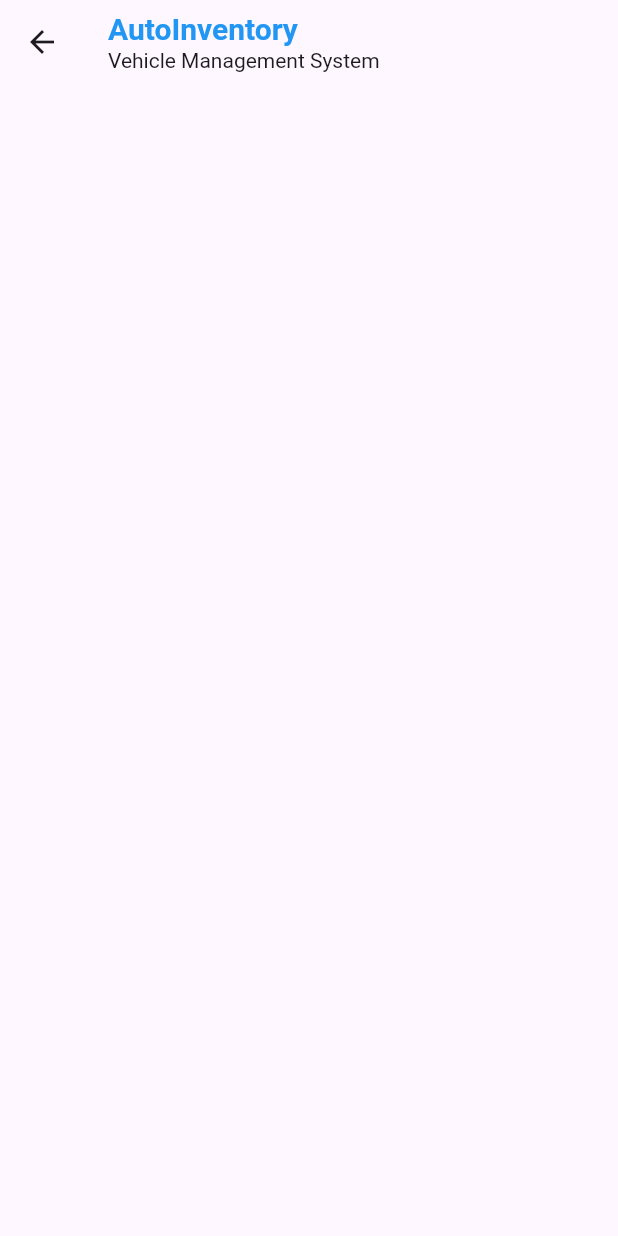
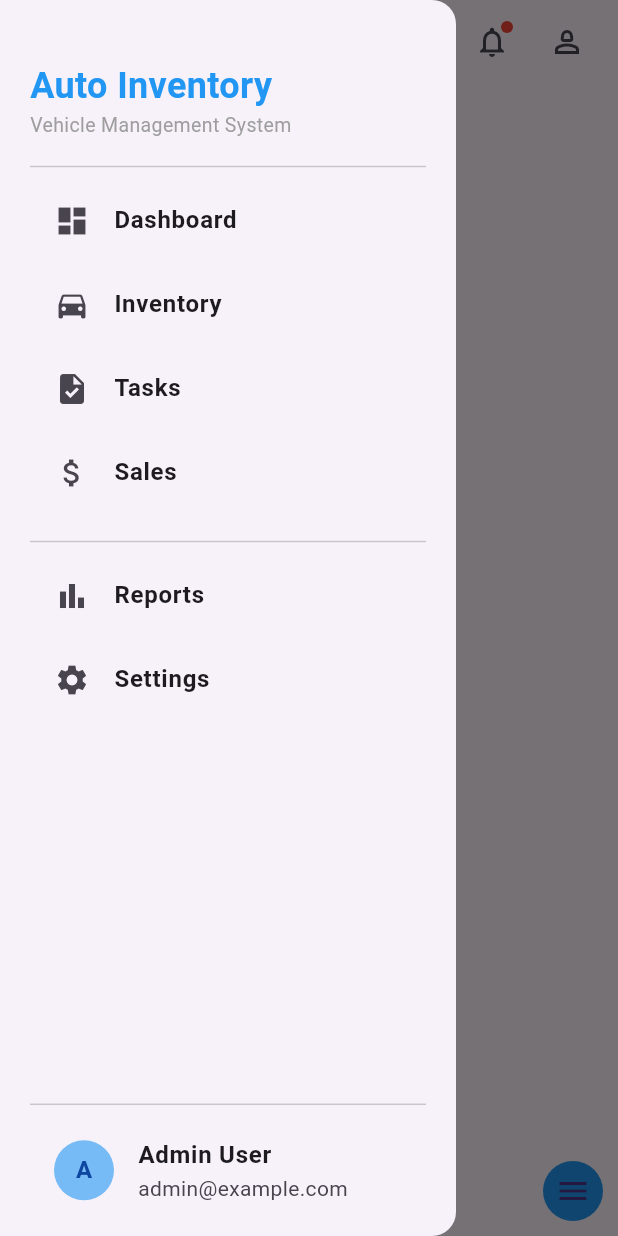
Before and after one commit to ansi-coder-debug/my_new_project, a Flutter app: the screen it shows after launch, after a tap on the "menu" icon, on a phone screen of 412 x 824 dp. Run offline on Flutter 3.47's test engine with Material 3 defaults, Android fonts, the phone set to English and light mode, and no system bars.

Commit message:
Your update message here

```diff
--- a/lib/core/constant.dart
+++ b/lib/core/constant.dart
@@ -1,3 +1,6 @@
 import 'package:flutter/cupertino.dart';
 
 const KHeight = SizedBox(height: 10);
+const KHeight20 = SizedBox(height: 20);
+const KWidth12 = SizedBox(width: 12);
+const KHeight30 = SizedBox(height: 30);
--- a/lib/presentation/main_page/widgets/auto_inventory.dart
+++ /dev/null
@@ -1,33 +0,0 @@
-import 'package:flutter/material.dart';
-
-class AutoInventory extends StatelessWidget {
-  const AutoInventory({super.key});
-
-  @override
-  Widget build(BuildContext context) {
-    return Scaffold(
-      appBar: AppBar(
-        title: const Column(
-          crossAxisAlignment: CrossAxisAlignment.start,
-          children: [
-            Text(
-              'AutoInventory',
-              style: TextStyle(
-                color: Colors.blue,
-                fontWeight: FontWeight.bold,
-                fontSize: 20,
-              ),
-            ),
-            Text(
-              'Vehicle Management System',
-              style: TextStyle(
-                fontWeight: FontWeight.normal,
-                fontSize: 14,
-              ),
-            )
-          ],
-        ),
-      ),
-    );
-  }
-}
--- /dev/null
+++ b/lib/presentation/main_page/widgets/drawer/main_drawer.dart
@@ -0,0 +1,141 @@
+// import 'package:flutter/material.dart';
+// import 'package:my_new_project/core/constant.dart';
+
+// class MainDrawer extends StatelessWidget {
+//   const MainDrawer({super.key});
+
+//   @override
+//   Widget build(BuildContext context) {
+//     return Drawer(
+//       child: Padding(
+//         padding: EdgeInsets.only(top: 40, left: 20),
+//         child: Column(
+//           crossAxisAlignment: CrossAxisAlignment.start,
+//           children: [
+//             const Text(
+//               'Auto Inventory',
+//               style: TextStyle(
+//                 fontWeight: FontWeight.bold,
+//                 color: Colors.blue,
+//                 fontSize: 24,
+//               ),
+//             ),
+//             const Text(
+//               'Vehicle Management System',
+//               style: TextStyle(
+//                 fontWeight: FontWeight.normal,
+//                 fontSize: 13,
+//                 color: Colors.grey,
+//               ),
+//             ),
+//             KHeight30,
+//             ListTile(
+//               leading: Icon(Icons.dashboard),
+//                   title:Text('Dashboard',
+//                   style: TextStyle(
+//                     fontWeight: FontWeight.bold
+//                   ),) ,
+//             )
+//           ],
+//         ),
+//       ),
+//     );
+//   }
+// }
+import 'package:flutter/material.dart';
+import 'package:my_new_project/core/constant.dart';
+
+class MainDrawer extends StatelessWidget {
+  const MainDrawer({super.key});
+
+  @override
+  Widget build(BuildContext context) {
+    return Drawer(
+      child: ListView(
+        padding: const EdgeInsets.only(top: 40, left: 20, right: 20),
+        children: [
+          Text(
+            'Auto Inventory',
+            style: TextStyle(
+              fontWeight: FontWeight.bold,
+              color: Colors.blue,
+              fontSize: 24,
+            ),
+          ),
+          Text(
+            'Vehicle Management System',
+            style: TextStyle(
+              fontWeight: FontWeight.normal,
+              fontSize: 13,
+              color: Colors.grey,
+            ),
+          ),
+          KHeight,
+          const Divider(),
+          ListTile(
+            leading: Icon(Icons.dashboard),
+            title: Text(
+              'Dashboard',
+              style: TextStyle(fontWeight: FontWeight.bold),
+            ),
+          ),
+          ListTile(
+            leading: Icon(Icons.directions_car),
+            title: Text(
+              'Inventory',
+              style: TextStyle(fontWeight: FontWeight.bold),
+            ),
+          ),
+          ListTile(
+            leading: Icon(Icons.task),
+            title: Text('Tasks', style: TextStyle(fontWeight: FontWeight.bold)),
+          ),
+          ListTile(
+            leading: Icon(Icons.attach_money),
+            title: Text('Sales', style: TextStyle(fontWeight: FontWeight.bold)),
+          ),
+          KHeight,
+          const Divider(),
+          ListTile(
+            leading: Icon(Icons.bar_chart),
+            title: Text(
+              'Reports',
+              style: TextStyle(fontWeight: FontWeight.bold),
+            ),
+          ),
+          ListTile(
+            leading: Icon(Icons.settings),
+            title: Text(
+              'Settings',
+              style: TextStyle(fontWeight: FontWeight.bold),
+            ),
+          ),
+          SizedBox(height: MediaQuery.of(context).size.height * 0.3),
+          const Divider(),
+          ListTile(
+            leading: CircleAvatar(
+              backgroundColor: Colors.blue.withOpacity(0.6),
+              child: Text(
+                'A',
+                style: TextStyle(
+                  fontWeight: FontWeight.bold,
+                  color: Colors.blue[900],
+                ),
+              ),
+            ),
+            title: Text(
+              'Admin User',
+              style: TextStyle(
+                fontWeight: FontWeight.bold
+              ),
+
+            ),
+            subtitle: Text(
+              'admin@example.com'
+            ),
+          ),
+        ],
+      ),
+    );
+  }
+}
--- a/lib/presentation/main_page/widgets/screen_main_page.dart
+++ b/lib/presentation/main_page/widgets/screen_main_page.dart
@@ -1,6 +1,7 @@
 import 'package:flutter/material.dart';
-import 'package:my_new_project/presentation/main_page/widgets/auto_inventory.dart';
+
 import 'package:my_new_project/presentation/main_page/widgets/bottom_nav.dart';
+import 'package:my_new_project/presentation/main_page/widgets/drawer/main_drawer.dart';
 import 'package:my_new_project/presentation/notifications/screen_notifications.dart';
 import 'package:my_new_project/presentation/profile/screen_profile.dart';
 
@@ -15,21 +16,22 @@ class ScreenMainPage extends StatelessWidget {
           'AutoInventory',
           style: TextStyle(fontWeight: FontWeight.bold, fontSize: 20),
         ),
-        leading: Padding(
-          padding: EdgeInsetsGeometry.all(10),
+        leading: Builder(
+          builder: (context) => Padding(
+            padding: const EdgeInsets.all(10),
             child: CircleAvatar(
               backgroundColor: Colors.blue,
               child: IconButton(
                 icon: const Icon(Icons.menu),
                 iconSize: 20,
                 onPressed: () {
-                Navigator.of(
-                  context,
-                ).push(MaterialPageRoute(builder: (_) => AutoInventory()));
+                  Scaffold.of(context).openDrawer();
                 },
               ),
             ),
           ),
+        ),
+
         actions: [
           Padding(
             padding: EdgeInsets.only(right: 2),
@@ -72,7 +74,8 @@ class ScreenMainPage extends StatelessWidget {
           ),
         ],
       ),
-      bottomNavigationBar: BottomNavigationWidget(),
+      drawer: const MainDrawer(),
+      bottomNavigationBar: const BottomNavigationWidget(),
     );
   }
 }
```
Lines whose indentation alone changed are shown as unchanged.
